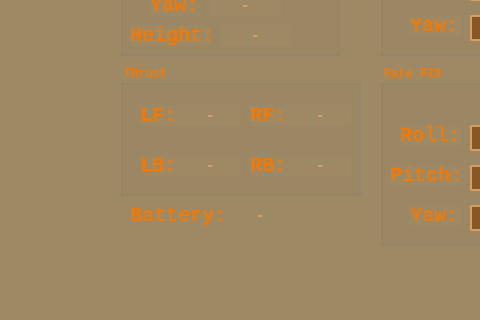
The window that GroundStation/mainwindow.ui (iron-kang/Qt) describes before a commit, drawn with Qt 5; both pictures show x 292 to 772 and y 161 to 481 of the 1366 by 768 pixel window.
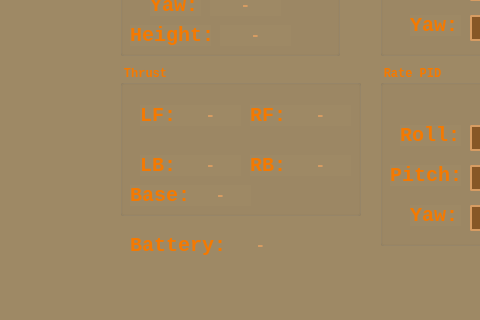
The same window after the commit. Icons and pictures are not drawn. Custom widgets are drawn as their Qt base class.

```diff
--- a/GroundStation/mainwindow.ui
+++ b/GroundStation/mainwindow.ui
@@ -523,7 +523,7 @@
         <x>410</x>
         <y>190</y>
         <width>241</width>
-        <height>131</height>
+        <height>151</height>
        </rect>
       </property>
       <property name="font">
@@ -743,6 +743,57 @@
         <set>Qt::AlignCenter</set>
        </property>
       </widget>
+      <widget class="QLabel" name="label_MB">
+       <property name="geometry">
+        <rect>
+         <x>10</x>
+         <y>120</y>
+         <width>61</width>
+         <height>21</height>
+        </rect>
+       </property>
+       <property name="font">
+        <font>
+         <family>Monospace</family>
+         <pointsize>15</pointsize>
+         <weight>75</weight>
+         <bold>true</bold>
+        </font>
+       </property>
+       <property name="styleSheet">
+        <string notr="true">color:rgb(245, 121, 0)</string>
+       </property>
+       <property name="text">
+        <string>Base:</string>
+       </property>
+      </widget>
+      <widget class="QLabel" name="val_MB">
+       <property name="geometry">
+        <rect>
+         <x>70</x>
+         <y>120</y>
+         <width>61</width>
+         <height>21</height>
+        </rect>
+       </property>
+       <property name="font">
+        <font>
+         <family>Monospace</family>
+         <pointsize>12</pointsize>
+         <weight>75</weight>
+         <bold>true</bold>
+        </font>
+       </property>
+       <property name="styleSheet">
+        <string notr="true">color:rgb(215, 156, 98);</string>
+       </property>
+       <property name="text">
+        <string>-</string>
+       </property>
+       <property name="alignment">
+        <set>Qt::AlignCenter</set>
+       </property>
+      </widget>
      </widget>
      <widget class="QGroupBox" name="groupBox_attitude">
       <property name="geometry">
@@ -1981,7 +2032,7 @@
       <property name="geometry">
        <rect>
         <x>420</x>
-        <y>330</y>
+        <y>360</y>
         <width>101</width>
         <height>21</height>
        </rect>
@@ -2005,7 +2056,7 @@
       <property name="geometry">
        <rect>
         <x>520</x>
-        <y>330</y>
+        <y>360</y>
         <width>61</width>
         <height>21</height>
        </rect>
```
